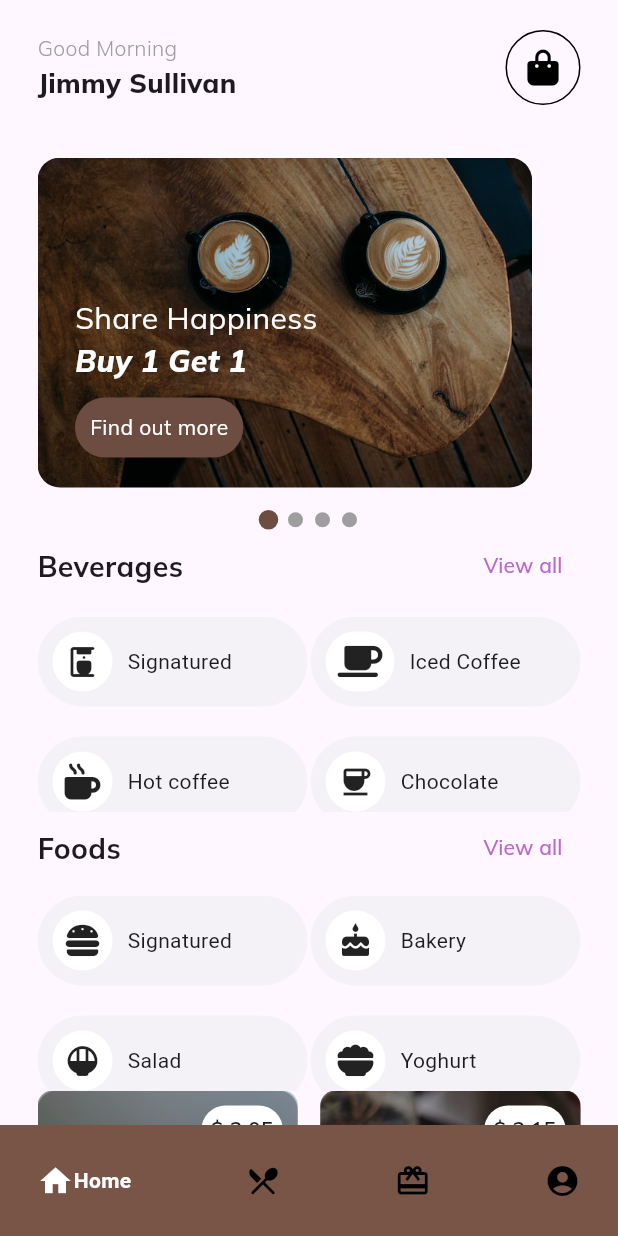
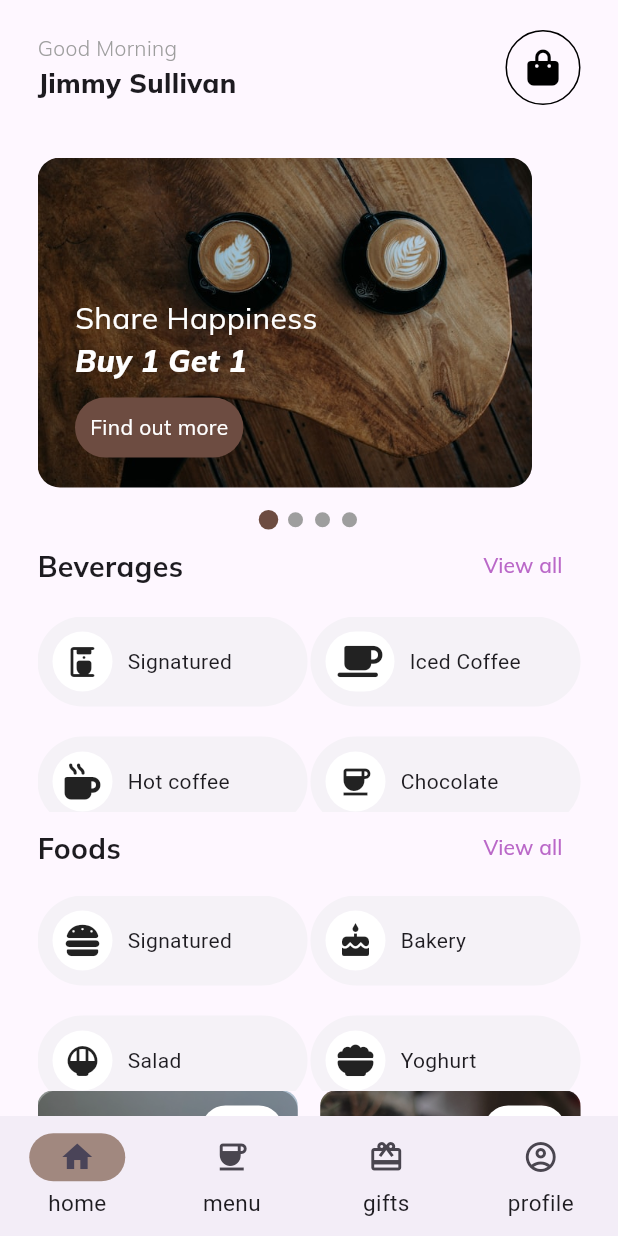
Before and after one commit to Emtee100/coffee-app, a Flutter app: the screen it shows after launch, on a phone screen of 412 x 824 dp. Run offline on Flutter 3.47's test engine with Material 2 defaults, Android fonts, the phone set to English and light mode, and no system bars; drawn by our look-alikes of google_nav_bar, smooth_page_indicator; our stand-ins replace font_awesome_flutter, google_fonts.

Commit message:
Material 3 navigation bar added

```diff
--- a/lib/components/bottomnavbar.dart
+++ /dev/null
@@ -1,40 +0,0 @@
-// ignore_for_file: prefer_const_constructors, prefer_const_literals_to_create_immutables
-
-import 'package:flutter/material.dart';
-import 'package:font_awesome_flutter/font_awesome_flutter.dart';
-import 'package:google_fonts/google_fonts.dart';
-import 'package:google_nav_bar/google_nav_bar.dart';
-
-class BottomNavBar extends StatefulWidget {
-  void Function(int)? onTabChange;
-  BottomNavBar({super.key,});
-
-  @override
-  State<BottomNavBar> createState() => _BottomNavBarState();
-}
-
-class _BottomNavBarState extends State<BottomNavBar> {
-  @override
-  Widget build(BuildContext context) {
-    return  GNav(
-      activeColor: Colors.white,
-      backgroundColor: Colors.brown,
-
-       tabs: [
-        GButton(
-          icon: Icons.home,
-          text: "Home",
-        ),
-        GButton(icon: Icons.restaurant_menu_rounded,
-        text: "Menu",
-        ),
-        GButton(
-          icon: Icons.card_giftcard,
-          text: "Likes",
-        ),
-        GButton(icon: Icons.account_circle,
-        text: "Profile",
-        ),
-      ]);
-  }
-}
--- a/lib/main.dart
+++ b/lib/main.dart
@@ -1,3 +1,4 @@
+import 'package:coffee_shop/screens/firstscreen.dart';
 import 'package:coffee_shop/screens/homepage.dart';
 import 'package:flutter/material.dart';
 
@@ -19,7 +20,7 @@ class MyApp extends StatelessWidget {
         useMaterial3: true,
         primarySwatch: Colors.blue,
       ),
-      home: const MyHomePage(),
+      home: FirstScreen(),
     );
   }
 }
--- /dev/null
+++ b/lib/screens/firstscreen.dart
@@ -0,0 +1,46 @@
+import 'package:coffee_shop/screens/gifts.dart';
+import 'package:coffee_shop/screens/homepage.dart';
+import 'package:coffee_shop/screens/menu.dart';
+import 'package:coffee_shop/screens/profile.dart';
+import 'package:flutter/material.dart';
+
+
+class FirstScreen extends StatefulWidget {
+  const FirstScreen({super.key});
+
+  @override
+  State<FirstScreen> createState() => _FirstScreenState();
+}
+
+class _FirstScreenState extends State<FirstScreen> {
+  int selectedTab = 0;
+  @override
+  Widget build(BuildContext context) {
+    List screens = const [MyHomePage(), Menu(), Gifts(), Profile()];
+    return Scaffold(
+        body: screens[selectedTab],
+        bottomNavigationBar: NavigationBarTheme(
+          data: NavigationBarThemeData(
+              indicatorColor: Colors.brown.shade300,
+              labelTextStyle:
+                  MaterialStateProperty.all(TextStyle(fontSize: 15))),
+          child: NavigationBar(
+              selectedIndex: selectedTab,
+              onDestinationSelected: (index) => setState(() {
+                    selectedTab = index;
+                    // onDestinationSelected takes the index of the option selected and sets it as the parameter of the anonymous function
+                  }),
+              destinations: const [
+                NavigationDestination(
+                    icon: Icon(Icons.home_outlined),
+                    selectedIcon: Icon(Icons.home),
+                    label: "home"),
+                NavigationDestination(icon: Icon(Icons.coffee), label: "menu"),
+                NavigationDestination(
+                    icon: Icon(Icons.card_giftcard), label: "gifts"),
+                NavigationDestination(
+                    icon: Icon(Icons.account_circle_outlined), label: "profile")
+              ]),
+        ));
+  }
+}
--- /dev/null
+++ b/lib/screens/gifts.dart
@@ -0,0 +1,17 @@
+import 'package:flutter/material.dart';
+
+class Gifts extends StatefulWidget {
+  const Gifts({super.key});
+
+  @override
+  State<Gifts> createState() => _GiftsState();
+}
+
+class _GiftsState extends State<Gifts> {
+  @override
+  Widget build(BuildContext context) {
+    return Scaffold(
+      body: Center(child: Text("Gifts"),),
+    );
+  }
+}
--- a/lib/screens/homepage.dart
+++ b/lib/screens/homepage.dart
@@ -2,14 +2,12 @@
 
 import 'package:flutter/material.dart';
 import 'package:google_fonts/google_fonts.dart';
-import 'package:google_nav_bar/google_nav_bar.dart';
 import 'package:smooth_page_indicator/smooth_page_indicator.dart';
 import '../components/appbar.dart';
 import '../components/banner1.dart';
 import '../components/banner2.dart';
 import '../components/banner3.dart';
 import '../components/banner4.dart';
-import '../components/bottomnavbar.dart';
 import '../models/coffee.dart';
 import '../widgets/beverages.dart';
 import '../widgets/foods.dart';
@@ -22,6 +20,8 @@ class MyHomePage extends StatefulWidget {
 }
 
 class _MyHomePageState extends State<MyHomePage> {
+
+
   List<Coffee> homeCoffee = [
     Coffee(name: "Americano", price: 2.05, imageURL: "images/coffee 1.jpg"),
     Coffee(name: "Macchiato", price: 2.15, imageURL: "images/coffee 2.jpg"),
@@ -43,6 +43,7 @@ class _MyHomePageState extends State<MyHomePage> {
 
   @override
   Widget build(BuildContext context) {
+
     return SafeArea(
       child: Scaffold(
         body: SingleChildScrollView(
@@ -206,9 +207,6 @@ class _MyHomePageState extends State<MyHomePage> {
             ],
           ),
         ),
-        bottomNavigationBar: BottomNavBar(
-
-        )
       ),
     );
   }
--- /dev/null
+++ b/lib/screens/menu.dart
@@ -0,0 +1,17 @@
+import 'package:flutter/material.dart';
+
+class Menu extends StatefulWidget {
+  const Menu({super.key});
+
+  @override
+  State<Menu> createState() => _MenuState();
+}
+
+class _MenuState extends State<Menu> {
+  @override
+  Widget build(BuildContext context) {
+    return Scaffold(
+      body: Center(child: Text("Menu"),),
+    );
+  }
+}
--- /dev/null
+++ b/lib/screens/profile.dart
@@ -0,0 +1,17 @@
+import 'package:flutter/material.dart';
+
+class Profile extends StatefulWidget {
+  const Profile({super.key});
+
+  @override
+  State<Profile> createState() => _ProfileState();
+}
+
+class _ProfileState extends State<Profile> {
+  @override
+  Widget build(BuildContext context) {
+    return Scaffold(
+      body: Center(child: Text("Profile"),),
+    );
+  }
+}
```
